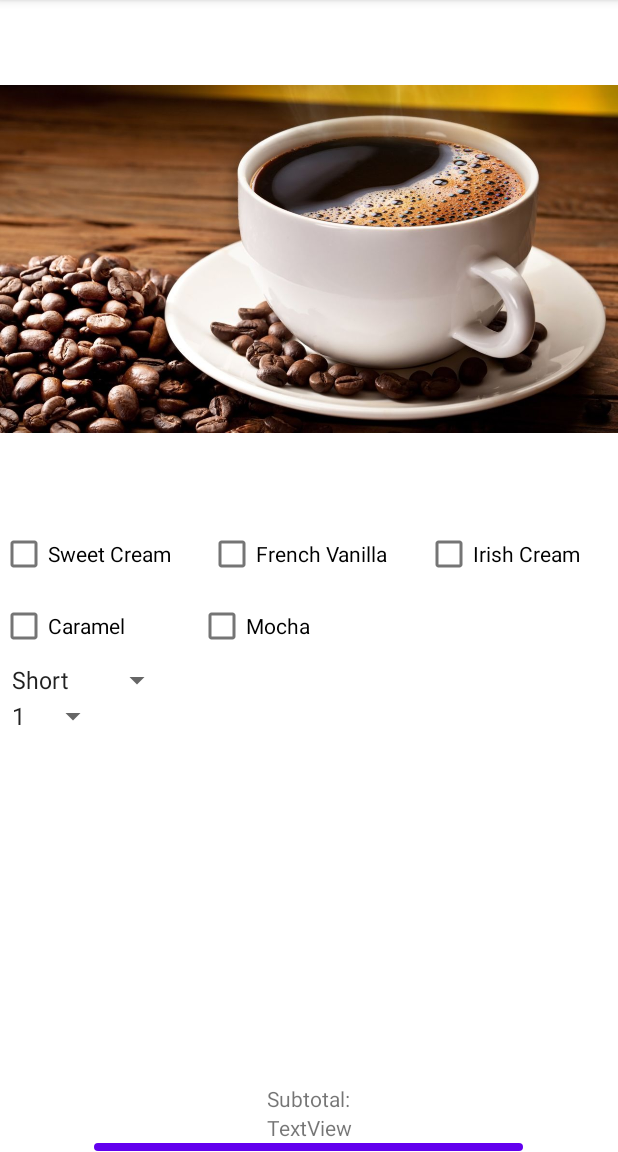
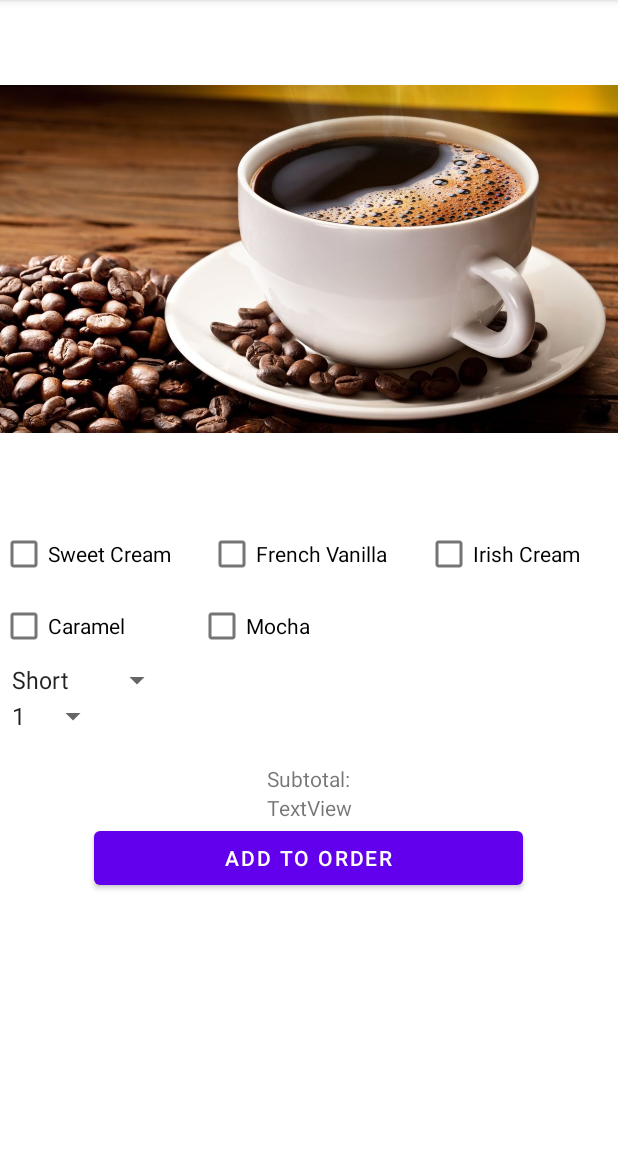
Before and after one commit to breazzzy/SoftwareMethodology_Project5, an Android app: the CoffeeActivity screen opened directly, with no data from a screen before it, on a phone screen of 412 x 824 dp, the part 84-1236 px from its top. Run offline under Robolectric (Android 15) with nearby library versions, the phone set to English and light mode, and no system bars.

Commit message:
Resized gui

```diff
--- a/app/src/main/res/layout/coffee_view.xml
+++ b/app/src/main/res/layout/coffee_view.xml
@@ -80,7 +80,7 @@
             android:layout_width="wrap_content"
             android:layout_height="wrap_content"
             android:layout_gravity="center"
-            android:layout_marginTop="350px"
+            android:layout_marginTop="30px"
             android:text="Subtotal:" />
 
         <TextView
```
